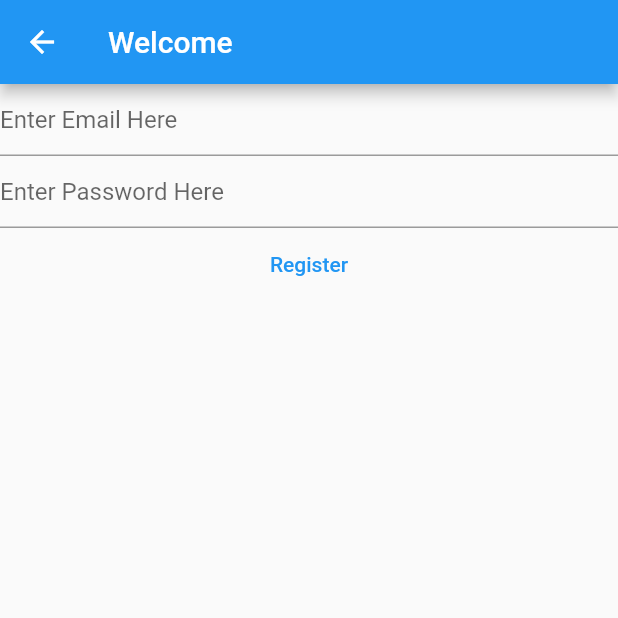
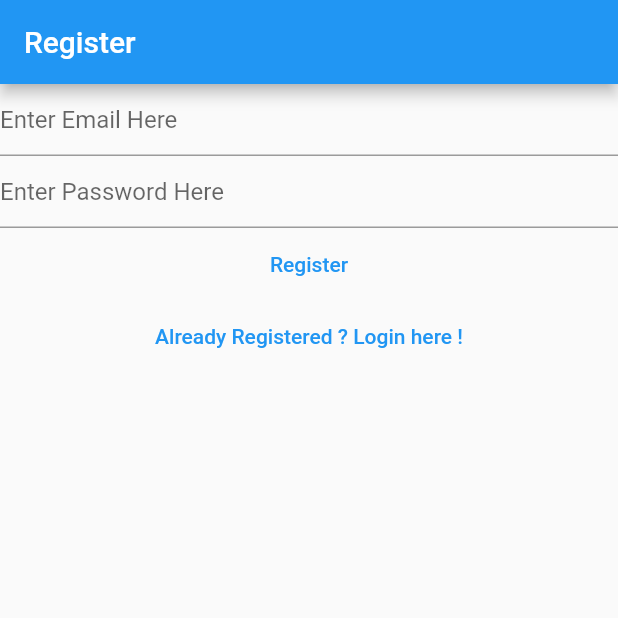
Before and after one commit to mojillo/FlutterNotes, a Flutter app: the RegisterView screen opened directly, on a phone screen of 412 x 824 dp, the top half of it. Run offline on Flutter 3.47's test engine with Material 2 defaults, Android fonts, the light colour scheme and no system bars; our stand-ins replace firebase_auth, firebase_core, flutter_signin_button; accounts and stored records are empty.

Commit message:
Added routes to login and register

```diff
--- a/lib/view/register_view.dart
+++ b/lib/view/register_view.dart
@@ -1,7 +1,9 @@
-import 'package:firebase_core/firebase_core.dart';
+// import 'package:firebase_core/firebase_core.dart';
+// ignore_for_file: avoid_print
+
 import 'package:flutter/material.dart';
 import 'package:firebase_auth/firebase_auth.dart';
-import '../firebase_options.dart';
+// import '../firebase_options.dart';
 
 class RegisterView extends StatefulWidget {
   const RegisterView({super.key});
@@ -31,15 +33,10 @@ class _RegisterViewState extends State<RegisterView> {
   @override
   Widget build(BuildContext context) {
     return Scaffold(
-      appBar: AppBar(title: const Text('Welcome')),
-      body: FutureBuilder(
-        future: Firebase.initializeApp(
-          options: DefaultFirebaseOptions.currentPlatform,
+      appBar: AppBar(
+        title: const Text('Register'),
       ),
-        builder: (context, snapshot) {
-          switch (snapshot.connectionState) {
-            case ConnectionState.done:
-              return Column(
+      body: Column(
         children: [
           TextField(
             controller: _email,
@@ -68,16 +65,22 @@ class _RegisterViewState extends State<RegisterView> {
                     .createUserWithEmailAndPassword(
                         email: email, password: password);
                 print(userCredential);
-                      } on FirebaseAuthException catch (e) {}
+              } on FirebaseAuthException catch (e) {
+                print(e);
+              }
             },
             child: const Text('Register'),
           ),
+          TextButton(
+            onPressed: (() {
+              Navigator.of(context).pushNamedAndRemoveUntil(
+                '/login',
+                (route) => false,
+              );
+            }),
+            child: const Text('Already Registered ? Login here !'),
+          )
         ],
-              );
-            default:
-              return const Text('Loading...');
-          }
-        },
       ),
     );
   }
```
Also changed, not shown: lib/main.dart (+20 -24 lines), lib/view/landin_view.dart (+27 -29 lines), lib/view/login_view.dart (+12 -15 lines), lib/view/verify_email_view.dart (added, +29 -0 lines). Lines whose indentation alone changed are shown as unchanged.
